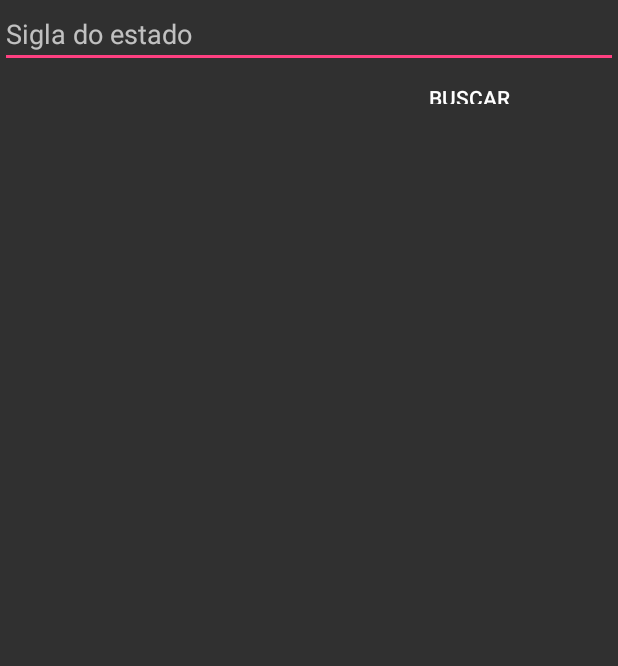
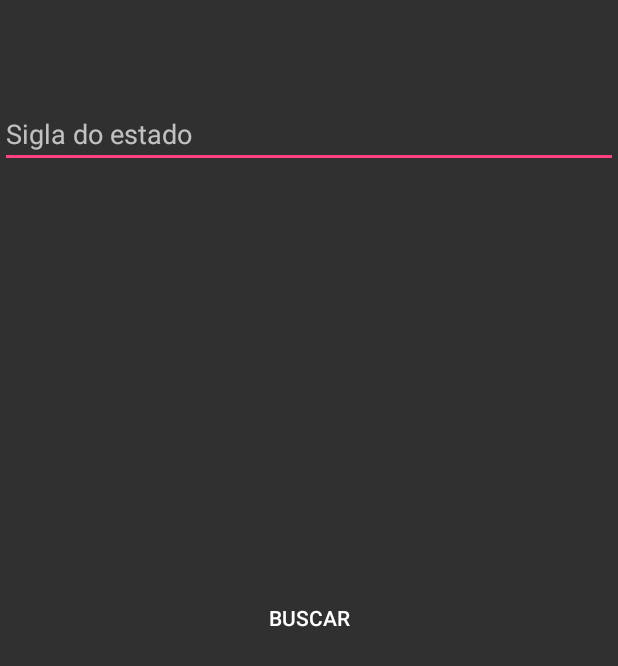
Before and after one commit to samuel2412/EscolaIdeal, an Android app: the screen it shows after launch (SearchActivity), on a phone screen of 412 x 824 dp. Shown: the top 666 px of the screen. Run offline under Robolectric (Android 15) with nearby library versions, the phone set to English and light mode, and no system bars.

```diff
--- a/app/build.gradle
+++ b/app/build.gradle
@@ -26,5 +26,7 @@ dependencies {
     androidTestImplementation 'com.android.support.test:runner:1.0.1'
     androidTestImplementation 'com.android.support.test.espresso:espresso-core:3.0.1'
     implementation files('libs/okhttp-3.10.0.jar')
+    implementation 'com.android.support:cardview-v7:26.1.0'
+
 
 }
--- a/app/src/main/res/layout/activity_search.xml
+++ b/app/src/main/res/layout/activity_search.xml
@@ -2,37 +2,28 @@
 
 
     <RelativeLayout xmlns:android="http://schemas.android.com/apk/res/android"
-        xmlns:tools="http://schemas.android.com/tools"
-        android:layout_width="match_parent"
-        android:layout_height="match_parent"
-        android:orientation="vertical"
-
-        tools:context="com.example.samuel.escolaideal.SearchActivity">
+    xmlns:tools="http://schemas.android.com/tools"
+    android:layout_width="fill_parent"
+    android:layout_height="fill_parent"
+    tools:context="com.example.samuel.escolaideal.SearchActivity">
 
         <EditText
             android:id="@+id/siglaText"
             android:layout_width="match_parent"
             android:layout_height="wrap_content"
+            android:layout_alignParentStart="true"
+            android:layout_alignParentTop="true"
             android:hint="Sigla do estado"
-            android:inputType="text" />
+            android:inputType="text"
+            android:layout_marginTop="100px" />
 
         <Button
             android:id="@+id/queryButton"
             style="@style/Base.Widget.AppCompat.Button.Borderless"
-            android:layout_width="198dp"
-            android:layout_height="34dp"
-            android:layout_alignParentEnd="true"
-            android:layout_below="@+id/siglaText"
-            android:layout_gravity="end"
+            android:layout_width="wrap_content"
+            android:layout_height="wrap_content"
+            android:layout_centerInParent="true"
             android:onClick="buscar"
             android:text="buscar" />
 
-        <RelativeLayout
-            android:layout_width="match_parent"
-            android:layout_height="374dp"
-            android:layout_below="@+id/queryButton"
-            android:gravity="center">
-
-
-        </RelativeLayout>
     </RelativeLayout>
```
Also changed, not shown: app/src/main/AndroidManifest.xml (+8 -3 lines), app/src/main/java/com/example/samuel/escolaideal/Escola.java (+2 -4 lines), app/src/main/java/com/example/samuel/escolaideal/ResponseActivity.java (+61 -30 lines), app/src/main/res/layout/activity_response.xml (+14 -38 lines), app/src/main/res/values/styles.xml (+16 -0 lines).
